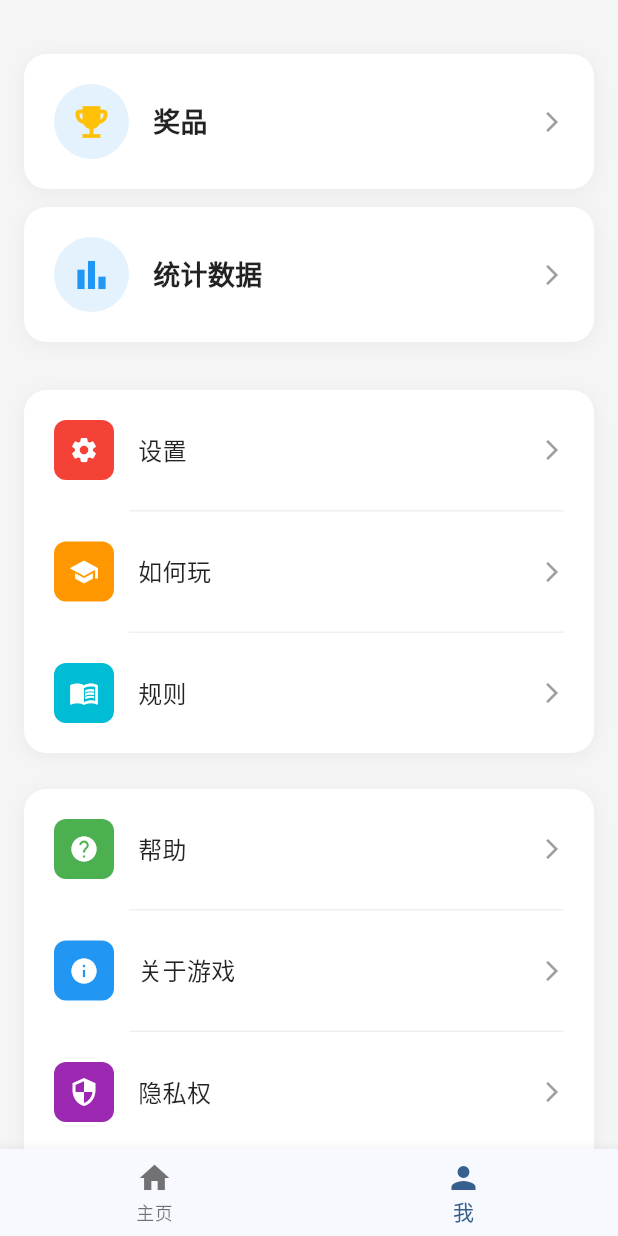
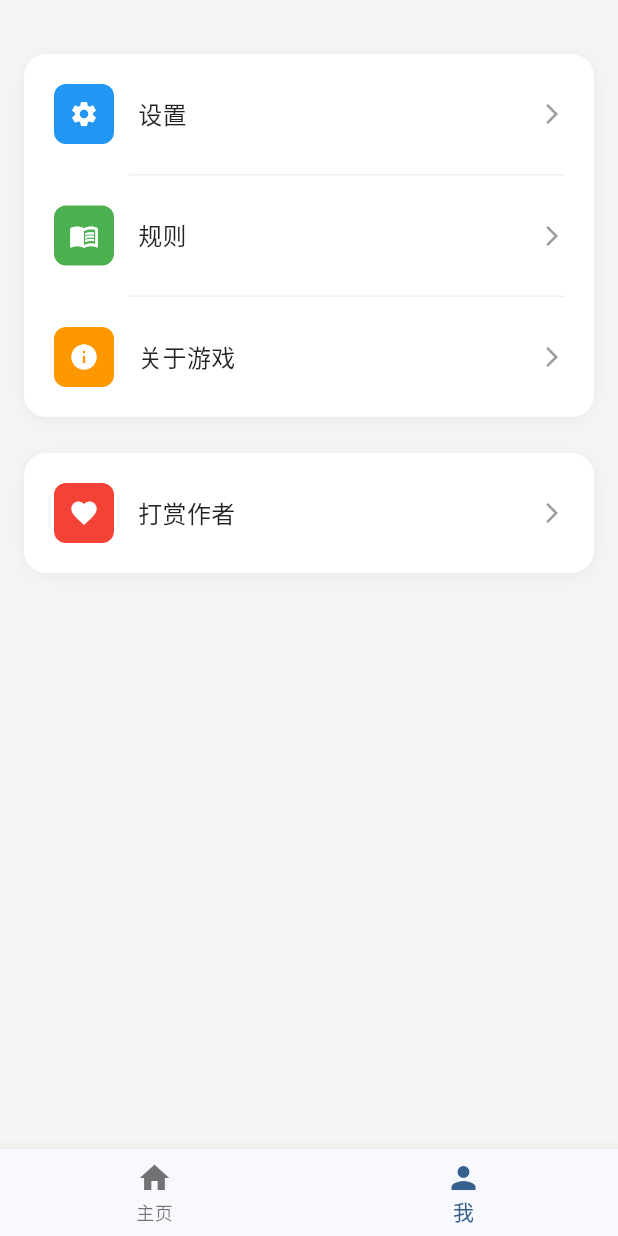
Before and after one commit to jinjiazhang/sudoku, a Flutter app: the screen it shows after launch, item 2 of the bottom bar chosen, on a phone screen of 412 x 824 dp. Run offline on Flutter 3.47's test engine with Material 3 defaults, Android fonts, the phone set to English and light mode, and no system bars.

Commit message:
profile screen

```diff
--- a/lib/screens/profile_screen.dart
+++ b/lib/screens/profile_screen.dart
@@ -1,8 +1,13 @@
 import 'package:flutter/material.dart';
 
-class ProfileScreen extends StatelessWidget {
+class ProfileScreen extends StatefulWidget {
   const ProfileScreen({super.key});
 
+  @override
+  State<ProfileScreen> createState() => _ProfileScreenState();
+}
+
+class _ProfileScreenState extends State<ProfileScreen> {
   @override
   Widget build(BuildContext context) {
     return Scaffold(
@@ -14,106 +19,7 @@ class ProfileScreen extends StatelessWidget {
           children: [
             const SizedBox(height: 20),
 
-            // 顶部奖品和统计数据卡片区域
-            Column(
-              children: [
-                // 奖品卡片
-                Container(
-                  width: double.infinity,
-                  padding: const EdgeInsets.all(20),
-                  decoration: BoxDecoration(
-                    color: Colors.white,
-                    borderRadius: BorderRadius.circular(15),
-                    boxShadow: [
-                      BoxShadow(
-                        color: Colors.black.withValues(alpha: 0.05),
-                        blurRadius: 10,
-                        offset: const Offset(0, 2),
-                      ),
-                    ],
-                  ),
-                  child: const Row(
-                    children: [
-                      CircleAvatar(
-                        radius: 25,
-                        backgroundColor: Color(0xFFE3F2FD),
-                        child: Icon(
-                          Icons.emoji_events,
-                          color: Color(0xFFFFC107),
-                          size: 28,
-                        ),
-                      ),
-                      SizedBox(width: 16),
-                      Text(
-                        '奖品',
-                        style: TextStyle(
-                          fontSize: 18,
-                          fontWeight: FontWeight.w600,
-                          color: Colors.black87,
-                        ),
-                      ),
-                      Spacer(),
-                      Icon(
-                        Icons.arrow_forward_ios,
-                        color: Colors.grey,
-                        size: 16,
-                      ),
-                    ],
-                  ),
-                ),
-
-                const SizedBox(height: 12),
-
-                // 统计数据卡片
-                Container(
-                  width: double.infinity,
-                  padding: const EdgeInsets.all(20),
-                  decoration: BoxDecoration(
-                    color: Colors.white,
-                    borderRadius: BorderRadius.circular(15),
-                    boxShadow: [
-                      BoxShadow(
-                        color: Colors.black.withValues(alpha: 0.05),
-                        blurRadius: 10,
-                        offset: const Offset(0, 2),
-                      ),
-                    ],
-                  ),
-                  child: const Row(
-                    children: [
-                      CircleAvatar(
-                        radius: 25,
-                        backgroundColor: Color(0xFFE3F2FD),
-                        child: Icon(
-                          Icons.bar_chart,
-                          color: Color(0xFF2196F3),
-                          size: 28,
-                        ),
-                      ),
-                      SizedBox(width: 16),
-                      Text(
-                        '统计数据',
-                        style: TextStyle(
-                          fontSize: 18,
-                          fontWeight: FontWeight.w600,
-                          color: Colors.black87,
-                        ),
-                      ),
-                      Spacer(),
-                      Icon(
-                        Icons.arrow_forward_ios,
-                        color: Colors.grey,
-                        size: 16,
-                      ),
-                    ],
-                  ),
-                ),
-              ],
-            ),
-
-            const SizedBox(height: 32),
-
-            // 其他选项
+            // 应用功能选项
             Container(
               decoration: BoxDecoration(
                 color: Colors.white,
@@ -130,7 +36,7 @@ class ProfileScreen extends StatelessWidget {
                 children: [
                   _buildMenuItem(
                     icon: Icons.settings,
-                    iconColor: Colors.red,
+                    iconColor: Colors.blue,
                     title: '设置',
                     onTap: () {
                       // TODO: 打开设置页面
@@ -138,20 +44,20 @@ class ProfileScreen extends StatelessWidget {
                   ),
                   _buildDivider(),
                   _buildMenuItem(
-                    icon: Icons.school,
-                    iconColor: Colors.orange,
-                    title: '如何玩',
+                    icon: Icons.menu_book,
+                    iconColor: Colors.green,
+                    title: '规则',
                     onTap: () {
-                      // TODO: 打开如何玩页面
+                      // TODO: 打开规则页面
                     },
                   ),
                   _buildDivider(),
                   _buildMenuItem(
-                    icon: Icons.menu_book,
-                    iconColor: Colors.cyan,
-                    title: '规则',
+                    icon: Icons.info,
+                    iconColor: Colors.orange,
+                    title: '关于游戏',
                     onTap: () {
-                      // TODO: 打开规则页面
+                      // TODO: 打开关于游戏页面
                     },
                   ),
                 ],
@@ -160,7 +66,7 @@ class ProfileScreen extends StatelessWidget {
 
             const SizedBox(height: 24),
 
-            // 帮助相关选项
+            // 支持开发者
             Container(
               decoration: BoxDecoration(
                 color: Colors.white,
@@ -173,44 +79,13 @@ class ProfileScreen extends StatelessWidget {
                   ),
                 ],
               ),
-              child: Column(
-                children: [
-                  _buildMenuItem(
-                    icon: Icons.help,
-                    iconColor: Colors.green,
-                    title: '帮助',
-                    onTap: () {
-                      // TODO: 打开帮助页面
-                    },
-                  ),
-                  _buildDivider(),
-                  _buildMenuItem(
-                    icon: Icons.info,
-                    iconColor: Colors.blue,
-                    title: '关于游戏',
-                    onTap: () {
-                      // TODO: 打开关于游戏页面
-                    },
-                  ),
-                  _buildDivider(),
-                  _buildMenuItem(
-                    icon: Icons.security,
-                    iconColor: Colors.purple,
-                    title: '隐私权',
-                    onTap: () {
-                      // TODO: 打开隐私权页面
-                    },
-                  ),
-                  _buildDivider(),
-                  _buildMenuItem(
-                    icon: Icons.tune,
-                    iconColor: Colors.teal,
-                    title: '隐私偏好',
-                    onTap: () {
-                      // TODO: 打开隐私偏好页面
-                    },
-                  ),
-                ],
+              child: _buildMenuItem(
+                icon: Icons.favorite,
+                iconColor: Colors.red,
+                title: '打赏作者',
+                onTap: () {
+                  // TODO: 实现打赏功能
+                },
               ),
             ),
 
@@ -276,4 +151,5 @@ class ProfileScreen extends StatelessWidget {
       color: Color(0xFFF0F0F0),
     );
   }
+
 }
--- a/lib/services/sudoku_service.dart
+++ b/lib/services/sudoku_service.dart
@@ -1,6 +1,5 @@
 import '../models/sudoku_game.dart';
 import 'dart:math';
-import 'dart:convert';
 
 class SudokuService {
   final Random _random = Random();
```
